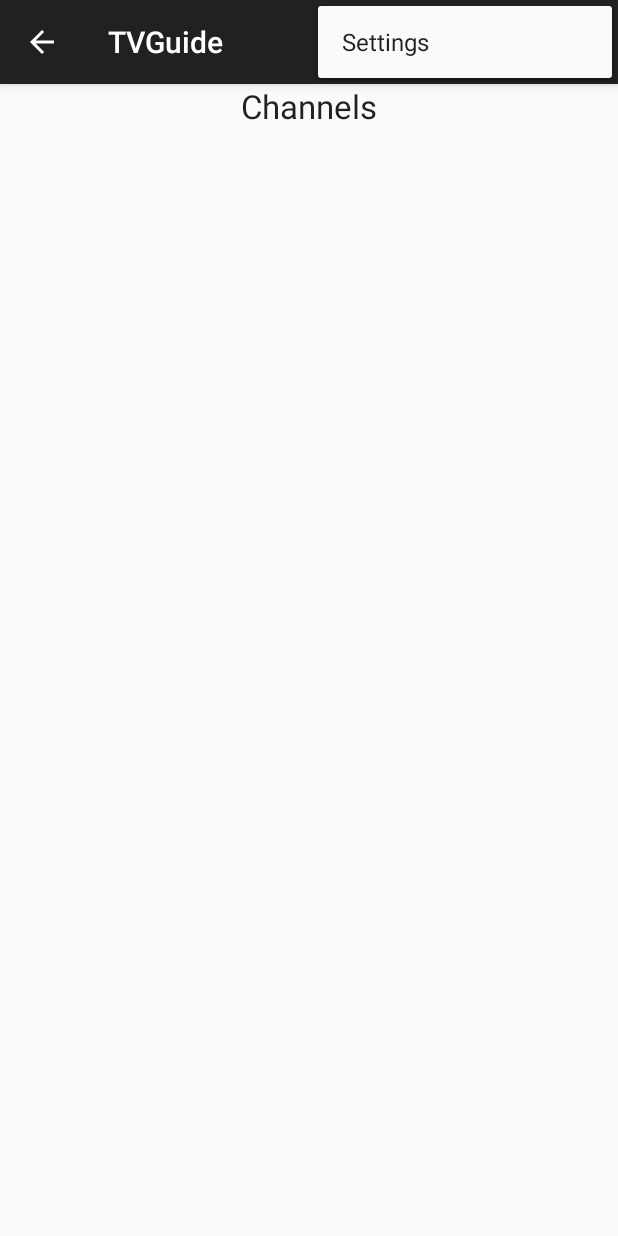
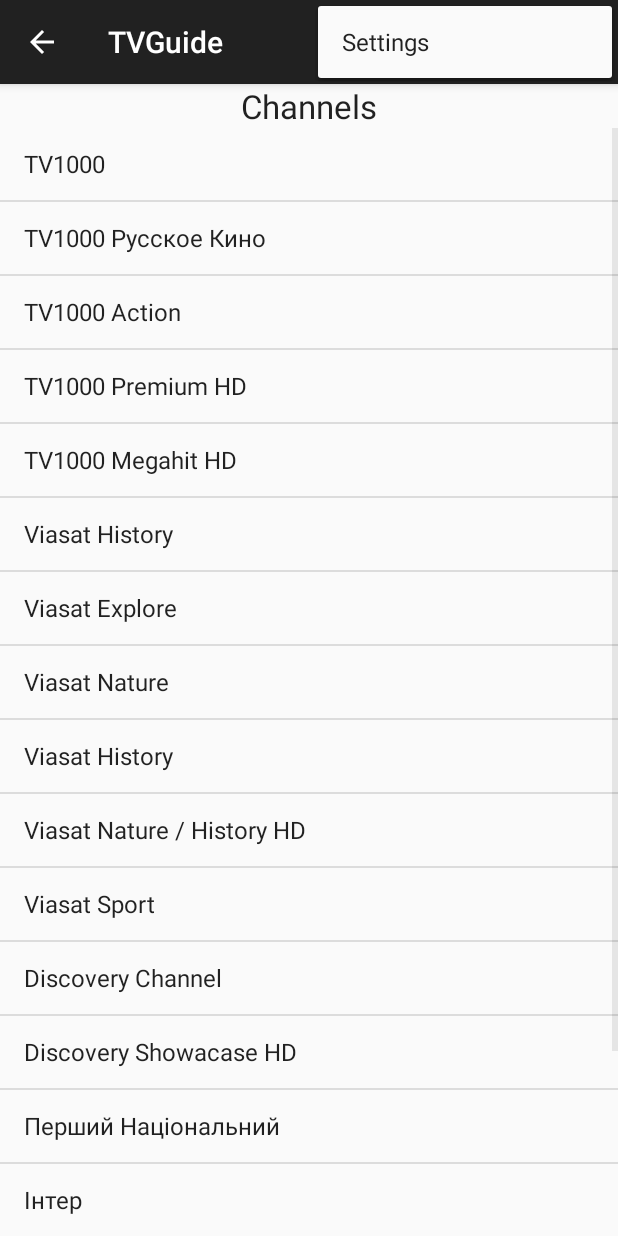
Before and after one commit to Ramiel2009/TVGuide, an Android app: the fragment Channels_fragment placed in its activity, with the options menu open, on a phone screen of 412 x 824 dp. Run offline under Robolectric (Android 15) with nearby library versions, the phone set to English and light mode, and no system bars; network calls fail; 2 statements that could not run were skipped.

Commit message:
backup state

```diff
--- a/app/src/main/java/ua/viasat/tvguide/BackgroundWorker.java
+++ b/app/src/main/java/ua/viasat/tvguide/BackgroundWorker.java
@@ -42,9 +42,7 @@
     @Override
     public void onPostExecute(Void result) {
         pd.dismiss();
-        //Toast.makeText(contentFragment.getContext(), "TEST111", Toast.LENGTH_LONG).show();
         Fragment objFragment = new Content_fragment();
         fm.beginTransaction().replace(R.id.container, objFragment).addToBackStack("Content").commit();
-        // TVCreator();
     }
 }
--- a/app/src/main/java/ua/viasat/tvguide/Channels_fragment.java
+++ b/app/src/main/java/ua/viasat/tvguide/Channels_fragment.java
@@ -6,16 +6,31 @@
 import android.view.LayoutInflater;
 import android.view.View;
 import android.view.ViewGroup;
+import android.widget.ArrayAdapter;
 import android.widget.Button;
+import android.widget.ListView;
 
 public class Channels_fragment extends Fragment {
     View rootView;
-
+    String[] names = { "TV1000", "TV1000 Русское Кино", "TV1000 Action", "TV1000 Premium HD",
+            "TV1000 Megahit HD", "Viasat History", "Viasat Explore", "Viasat Nature", "Viasat History",
+            "Viasat Nature / History HD", "Viasat Sport", "Discovery Channel", "Discovery Showacase HD",
+            "Перший Національний", "Інтер", "1+1", "ICTV", "Новий Канал"};
     Button btn;
     @Override
     public View onCreateView (LayoutInflater inflater, ViewGroup container,
                               Bundle savedInstanceState) {
         rootView = inflater.inflate(R.layout.channels_layout, container, false);
+
+        ListView lvMain = (ListView) rootView.findViewById(R.id.listView);
+
+        // создаем адаптер
+        ArrayAdapter<String> adapter = new ArrayAdapter<String>(rootView.getContext(),
+                android.R.layout.simple_list_item_1, names);
+
+
+        // присваиваем адаптер списку
+        lvMain.setAdapter(adapter);
         return rootView;
     }
 }
--- a/app/src/main/java/ua/viasat/tvguide/Content_fragment.java
+++ b/app/src/main/java/ua/viasat/tvguide/Content_fragment.java
@@ -13,10 +13,8 @@
 import android.view.ViewGroup;
 import android.widget.RelativeLayout;
 import android.widget.ScrollView;
-import android.widget.TableLayout;
 import android.widget.TextView;
 
-import java.io.IOException;
 
 
 public class Content_fragment extends Fragment implements SwipeRefreshLayout.OnRefreshListener, View.OnClickListener{
@@ -59,9 +57,12 @@
         }, 1000);
     }
 
+
+
+
    public void TVCreator() {
        GradientDrawable gd = new GradientDrawable();
-       gd.setColor(Color.WHITE); // Changes this drawbale to use a single color instead of a gradient
+       gd.setColor(Color.WHITE);
        gd.setCornerRadius(10);
        gd.setStroke(1, 0xFF000000);
        System.out.println("tvCreator from 1 to " + Parser.title.size());
@@ -73,7 +74,6 @@
                        ViewGroup.LayoutParams.MATCH_PARENT,
                        ViewGroup.LayoutParams.WRAP_CONTENT);
 
-             //  RelativeLayout.LayoutParams lrelLayoutParam = new RelativeLayout.LayoutParams(RelativeLayout.LayoutParams.MATCH_PARENT, RelativeLayout.LayoutParams.MATCH_PARENT);
                TextView tvd = new TextView(rootView.getContext());
                tvd.setBackgroundDrawable(gd);
                tvd.setOnClickListener(this);
```
